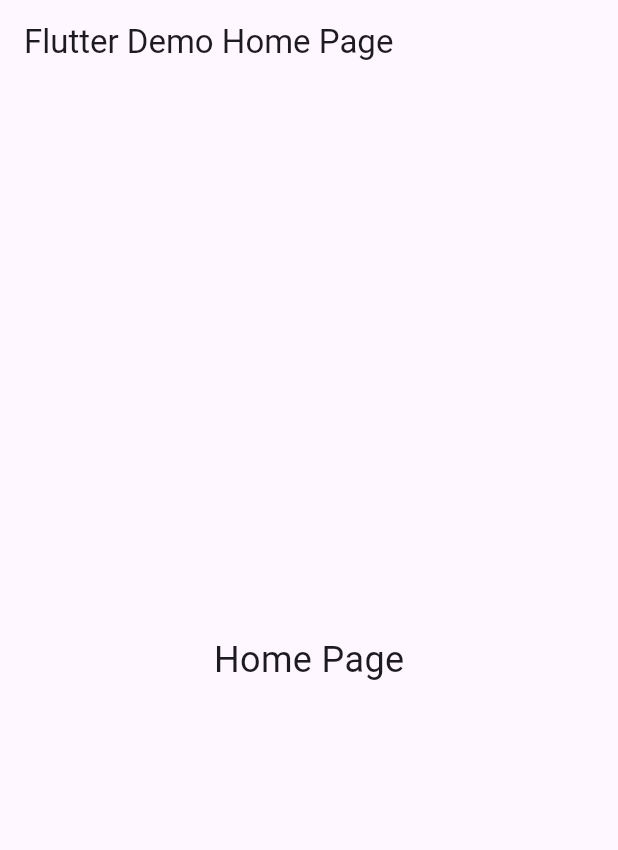
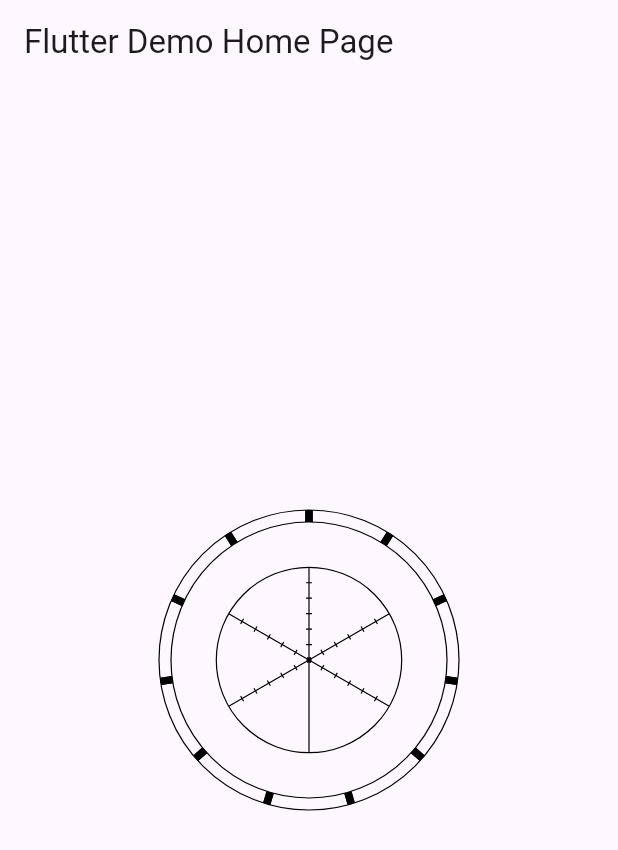
Before and after one commit to Huawei-yuan/fluttermodule, a Flutter app: the screen it shows after launch, on a phone screen of 412 x 824 dp. Shown: the top 850 px of the screen. Run offline on Flutter 3.47's test engine with Material 2 defaults, Android fonts, the phone set to English and light mode, and no system bars; our stand-ins replace dio, flutter_redux, get, logger, redux, redux_thunk.

Commit message:
一个类似指南针的蜘蛛网组件(部分)

```diff
--- /dev/null
+++ b/lib/customwidgets/AbilityWidget.dart
@@ -0,0 +1,121 @@
+import 'dart:math';
+
+import 'package:flutter/material.dart';
+
+///一个类似指南针的蜘蛛网组件
+class AbilityWidget extends StatefulWidget {
+  const AbilityWidget({super.key});
+
+  @override
+  State<StatefulWidget> createState() {
+    return _AbilityWidgetState();
+  }
+
+}
+
+class _AbilityWidgetState extends State<AbilityWidget> {
+  @override
+  Widget build(BuildContext context) {
+    var paint = CustomPaint(
+      painter: AbilityPainter(),
+    );
+    return SizedBox(
+      width: 200,
+      height: 200,
+      child: paint,
+    );
+  }
+}
+
+class AbilityPainter extends CustomPainter {
+  var data = {
+    "攻击力": 70.0,
+    "生命": 90.0,
+    "闪避": 50.0,
+    "暴击": 70.0,
+    "破格": 80.0,
+    "格挡": 100.0,
+  };
+
+  double radius = 100; //外圆半径
+  late Paint linePaint; //线画笔
+  late Paint abilityPaint; //区域画笔
+  late Paint fillPaint; //填充画笔
+
+  late Path linePath; //短直线路径
+  late Path abilityPath; //范围路径
+
+  AbilityPainter() {
+    linePath = Path();
+    abilityPath = Path();
+    linePaint = Paint()
+      ..color = Colors.black
+      ..style = PaintingStyle.stroke
+      ..strokeWidth = 0.008 * radius
+      ..isAntiAlias = true;
+
+    fillPaint = Paint()
+      ..color = Colors.black
+      ..strokeWidth = 0.05 * radius
+      ..isAntiAlias = true;
+
+    abilityPaint = Paint()
+      ..color = const Color(0x8897C5FE)
+      ..isAntiAlias = true;
+  }
+
+  @override
+  void paint(Canvas canvas, Size size) {
+    //先移动坐标系到圆心
+    canvas.translate(radius, radius);
+    //画外圆
+    drawOutCircle(canvas);
+    //画内圆
+    drawInnerCircle(canvas);
+  }
+
+  @override
+  bool shouldRepaint(covariant CustomPainter oldDelegate) {
+    return true;
+  }
+
+  ///画外圆
+  void drawOutCircle(Canvas canvas) {
+    canvas.save();//新建图层
+    canvas.drawCircle(const Offset(0, 0), radius, linePaint);//外圈圆形绘制
+    double r2 = radius - 0.08 * radius;//内圈半径
+    canvas.drawCircle(const Offset(0, 0), r2, linePaint);//内圈圆形绘制
+    for(var i = 0.0; i < 22; i++) { //循环画出内圆外圆中间的分段小黑条
+      canvas.save(); //新建图层
+      canvas.rotate(i * 360 / 22 * pi); //旋转到指定角度 注意传入的是弧度（与Android不同）
+      canvas.drawLine(Offset(0, -radius), Offset(0, -r2), fillPaint); //线的绘制
+      canvas.restore(); //恢复图层
+    }
+
+    canvas.restore();//恢复图层
+  }
+
+  ///画内圆
+  void drawInnerCircle(Canvas canvas) {
+    double innerRadius = 0.618 * radius; //内圆半径
+    canvas.save();//新建图层
+    canvas.drawCircle(const Offset(0, 0), innerRadius, linePaint);
+
+    for(var i = 0; i < 6; i++) { //绘制内圆内部的六条线
+      canvas.save(); //新建图层
+      canvas.rotate(60 * i / 180 * pi);//每次旋转60度
+      linePath.moveTo(0, -innerRadius);//移动到内圆边上起点
+      linePath.relativeLineTo(0, innerRadius);//绘制内圆半径线
+      canvas.drawPath(linePath, linePaint);
+
+      for(int j = 0; j < 6; j++) { //绘制每条半径线的刻度
+        linePath.moveTo(-radius * 0.02, innerRadius / 6 * j);
+        linePath.relativeLineTo(radius * 0.02 * 2, 0);
+      }
+
+      canvas.restore();
+    }
+
+    canvas.restore();
+  }
+}
--- a/lib/pages/HomePage.dart
+++ b/lib/pages/HomePage.dart
@@ -1,4 +1,5 @@
 import 'package:flutter/material.dart';
+import 'package:fluttermodule/customwidgets/AbilityWidget.dart';
 
 //主页面
 class HomePage extends StatelessWidget {
@@ -9,13 +10,8 @@ class HomePage extends StatelessWidget {
         title: const Text('Flutter Demo Home Page'),
       ),
       body: const Center(
-        child: Text(
-          "Home Page",
-          style: TextStyle(
-            fontSize: 24,
-          ),
-        ),
-      ),
+        child: AbilityWidget(),
+      )
     );
   }
 }
```
Also changed, not shown: lib/main.dart (+0 -18 lines), pubspec.lock.
